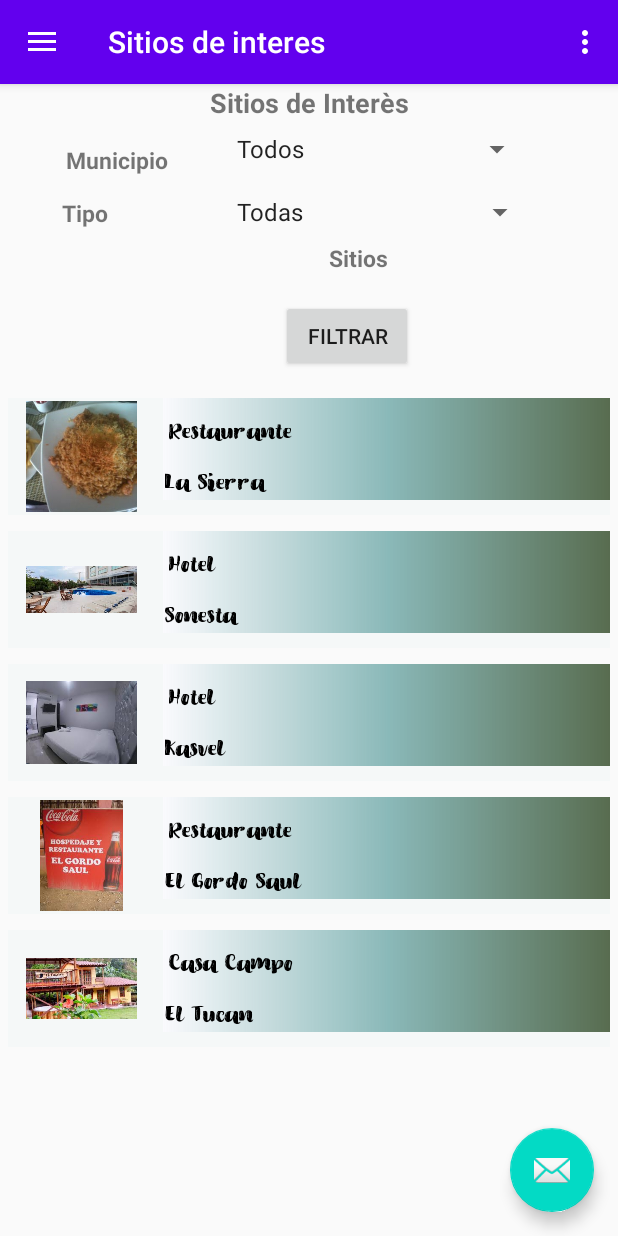
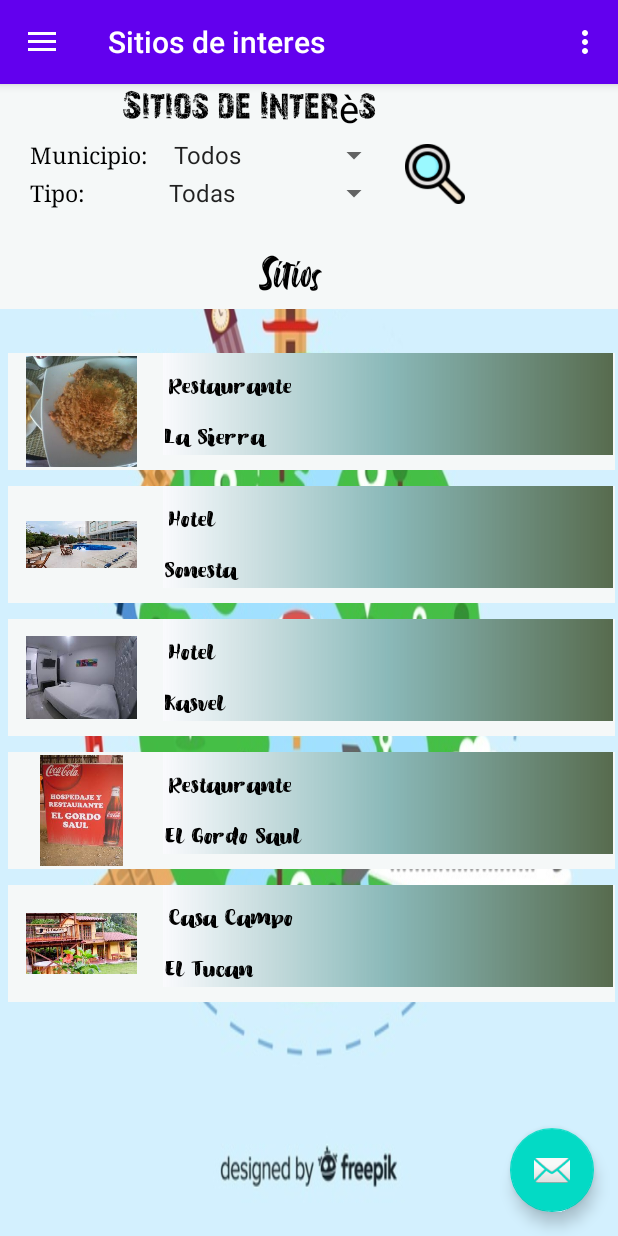
Before and after one commit to micheelRojas/CesarTour, an Android app: the screen it shows after launch (MainActivity), in the side drawer, after a tap on "Sitios de interes", on a phone screen of 412 x 824 dp. Run offline under Robolectric (Android 15) with nearby library versions, the phone set to English and light mode, and no system bars; our stand-ins replace navigation-ui.

Commit message:
presntacion retoque

```diff
--- a/app/src/main/AndroidManifest.xml
+++ b/app/src/main/AndroidManifest.xml
@@ -16,7 +16,9 @@
         <activity
             android:name=".Presentacion.PopupMunicipio.Popup_manaure"
             android:theme="@style/AppTheme.TemaPopup" />
-        <activity android:name=".Presentacion.Detalles" />
+        <activity android:name=".Presentacion.Detalles"
+            android:theme="@style/AppTheme.TemaPopup"
+            />
         <activity
             android:name=".Presentacion.PopupMunicipio.PopupValledupar"
             android:theme="@style/AppTheme.TemaPopup" />
--- a/app/src/main/res/drawable/bg_color.xml
+++ b/app/src/main/res/drawable/bg_color.xml
@@ -3,9 +3,9 @@
 <shape xmlns:android="http://schemas.android.com/apk/res/android">
 <gradient
     android:angle="90"
-    android:centerColor="#BF82F446"
+    android:centerColor="#BFCCF8B5"
     android:endColor="#D9F6B9"
-    android:startColor="#39562D"
+    android:startColor="#A9E9FFD0"
     android:gradientRadius="@dimen/cardview_compat_inset_shadow"/>
 
 </shape>
--- a/app/src/main/res/layout/fragment_sitio.xml
+++ b/app/src/main/res/layout/fragment_sitio.xml
@@ -3,89 +3,101 @@
     xmlns:tools="http://schemas.android.com/tools"
     android:layout_width="match_parent"
     android:layout_height="match_parent"
-
+    android:background="@drawable/fondoparasition"
     tools:context=".Presentacion.SitioFragment">
 
-
+    <!--derechos de la imagen de fondo link: https://image.freepik.com/vector-gratis/fondo-dia-mundial-turismo-monumentos-transportes_23-2148259926.jpg-->
         <!-- TODO: Update blank fragment layout -->
 
     <RelativeLayout
         android:layout_width="wrap_content"
         android:layout_height="wrap_content">
-
+        <LinearLayout
+            android:layout_width="match_parent"
+            android:layout_height="150dp"
+            android:orientation="vertical"
+            android:background="@color/white">
             <TextView
                 android:id="@+id/fragment_sitio"
-            android:layout_width="match_parent"
-            android:layout_height="match_parent"
+                android:layout_width="wrap_content"
+                android:layout_height="wrap_content"
                 android:gravity="center_horizontal"
                 android:text="Sitios de Interès"
-            android:textSize="18sp"
-            android:textStyle="bold" />
-
+                android:textColor="@color/black"
+                android:fontFamily="@font/days_later"
+                android:padding="2dp"
+                android:textSize="25dp"
+                android:layout_marginLeft="80dp"
+                />
+            <LinearLayout
+                android:layout_width="wrap_content"
+                android:layout_height="wrap_content"
+                android:layout_marginLeft="20dp"
+                android:orientation="horizontal">
+                <LinearLayout
+                    android:layout_width="wrap_content"
+                    android:layout_height="wrap_content"
+                    android:orientation="vertical">
+                    <LinearLayout
+                        android:layout_width="wrap_content"
+                        android:layout_height="wrap_content"
+                        android:orientation="horizontal">
                         <TextView
                             android:id="@+id/id_municipio"
                             android:layout_width="wrap_content"
                             android:layout_height="wrap_content"
-            android:layout_alignParentStart="true"
-            android:layout_alignParentLeft="true"
-            android:layout_alignParentTop="true"
-            android:layout_marginStart="44dp"
-            android:layout_marginLeft="44dp"
-            android:layout_marginTop="40dp"
-            android:text="Municipio"
+                            android:text="Municipio: "
                             android:textSize="15sp"
-            android:textStyle="bold" />
+                            android:textColor="@color/black"
+                            android:fontFamily="serif"
+                            />
 
                         <Spinner
                             android:id="@+id/spinner_Municipio"
-            android:layout_width="205dp"
-            android:layout_height="wrap_content"
-            android:layout_alignParentTop="true"
-            android:layout_marginStart="150dp"
-            android:layout_marginLeft="15dp"
-            android:layout_marginTop="31dp"
-            android:layout_marginEnd="8dp"
-            android:layout_marginRight="15dp"
+                            android:layout_width="wrap_content"
+                            android:layout_height="25dp"
+                            android:layout_marginLeft="5dp"
                             android:spinnerMode="dropdown" />
 
+                    </LinearLayout>
+                    <LinearLayout
+                        android:layout_width="wrap_content"
+                        android:layout_height="wrap_content"
+                        android:orientation="horizontal">
                         <TextView
                             android:layout_width="wrap_content"
                             android:layout_height="wrap_content"
-            android:layout_alignParentStart="true"
-            android:layout_alignParentLeft="true"
-            android:layout_alignParentTop="true"
-            android:layout_marginStart="41dp"
-            android:layout_marginLeft="41dp"
-            android:layout_marginTop="75dp"
-            android:text="Tipo"
+
+                            android:text="Tipo:      "
                             android:textSize="15sp"
-            android:textStyle="bold" />
+
+                            android:textColor="@color/black"
+                            android:fontFamily="serif"
+                            />
 
                         <Spinner
                             android:id="@+id/spinner_tipo"
-            android:layout_width="207dp"
-            android:layout_height="wrap_content"
-            android:layout_alignParentTop="true"
-            android:layout_marginStart="150dp"
-            android:layout_marginLeft="15dp"
-            android:layout_marginTop="73dp"
-            android:layout_marginEnd="8dp"
-            android:layout_marginRight="15dp"
-            android:layout_marginBottom="15dp"
+                            android:layout_width="wrap_content"
+                            android:layout_height="25dp"
+                            android:layout_marginLeft="24dp"
                             android:spinnerMode="dropdown" />
 
+                    </LinearLayout>
+
+                </LinearLayout>
                 <Button
                     android:id="@+id/buttonFilter"
-            android:layout_width="wrap_content"
-            android:layout_height="wrap_content"
-            android:layout_alignParentStart="true"
-            android:layout_alignParentLeft="true"
-            android:layout_alignParentTop="true"
-            android:layout_marginStart="187dp"
+                    android:layout_width="40dp"
+                    android:layout_marginLeft="10dp"
+                    android:layout_height="40dp"
+                    android:layout_marginTop="5dp"
+                    android:background="@drawable/buscar"
+                    android:text=""/>
+            </LinearLayout>
 
-            android:layout_marginLeft="187dp"
-            android:layout_marginTop="144dp"
-            android:text="@string/button_filter" />
+
+        </LinearLayout>
+
 
         <TextView
             android:id="@+id/sitio"
@@ -94,14 +106,15 @@
             android:layout_alignParentTop="true"
             android:layout_alignParentEnd="true"
             android:layout_alignParentRight="true"
-
-            android:layout_marginTop="105dp"
-            android:layout_marginEnd="153dp"
-            android:layout_marginRight="153dp"
             android:gravity="center_horizontal"
             android:text="Sitios"
-            android:textSize="15sp"
-            android:textStyle="bold" />
+            android:layout_marginTop="105dp"
+            android:layout_marginEnd="197dp"
+            android:layout_marginRight="197dp"
+            android:fontFamily="@font/delimax"
+
+            android:textColor="@color/black"
+            android:textSize="18dp" />
 
         <androidx.recyclerview.widget.RecyclerView
             android:id="@+id/Recycler_sitios"
@@ -111,9 +124,9 @@
 
             android:layout_alignParentEnd="true"
             android:layout_alignParentRight="true"
-            android:layout_marginTop="77dp"
-            android:layout_marginEnd="0dp"
-            android:layout_marginRight="0dp" />
+            android:layout_marginTop="29dp"
+            android:layout_marginEnd="-3dp"
+            android:layout_marginRight="-3dp" />
 
     </RelativeLayout>
 
```
Also changed, not shown: app/src/main/res/layout/activity_detalles.xml (+26 -13 lines), app/src/main/res/layout/fragment_actividades.xml (+78 -53 lines), app/src/main/res/layout/fragment_cultura.xml (+71 -61 lines), app/src/main/res/layout/fragment_eventos.xml (+9 -11 lines), app/src/main/res/drawable-v24/fondoactividad.jpg (added), app/src/main/res/drawable-v24/fondoculura.jpg (added), app/src/main/res/drawable-v24/fondoparasition.jpg (added), app/src/main/res/drawable-v24/sitiofondo.jpg (added). Lines whose indentation alone changed are shown as unchanged.
